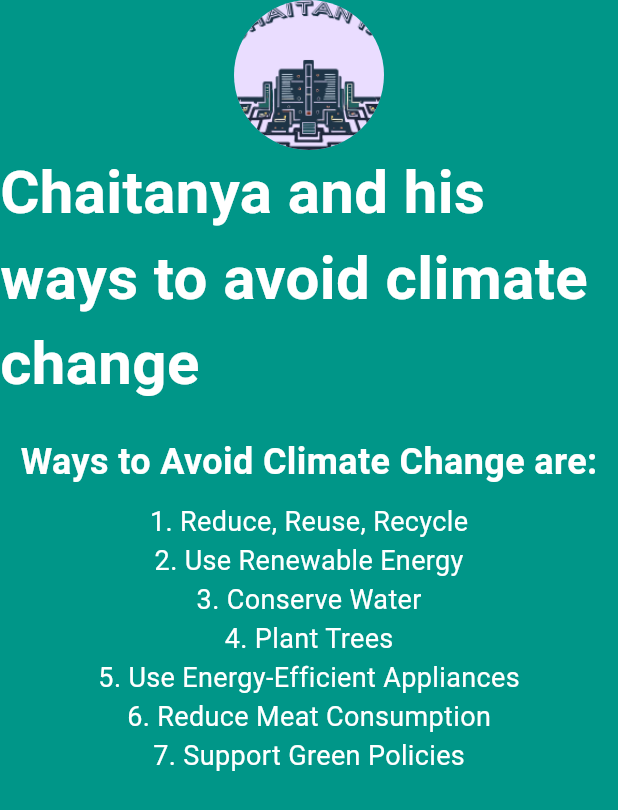
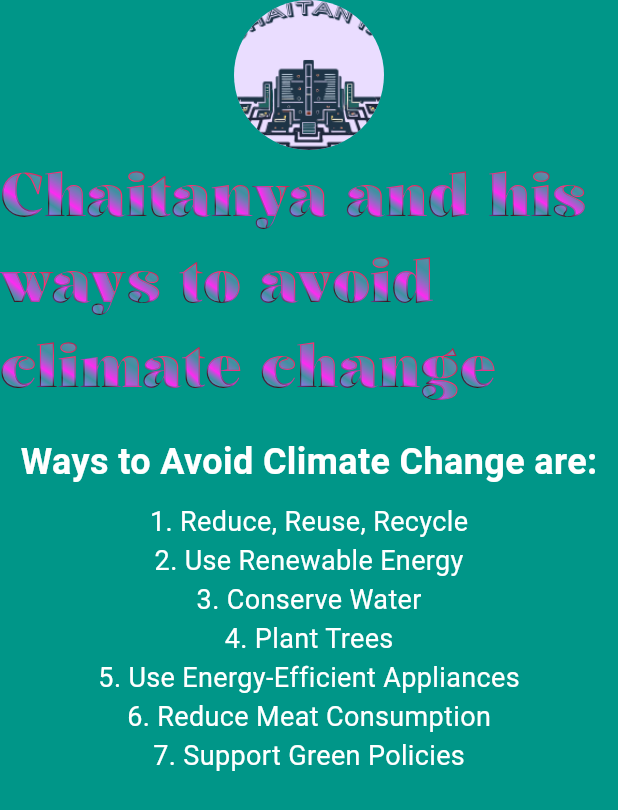
Before and after one commit to chaitanya44444/flutter-project, a Flutter app: the screen it shows after launch, on a phone screen of 412 x 824 dp. Shown: the top 810 px of the screen. Run offline on Flutter 3.47's test engine with Material 3 defaults, Android fonts, the phone set to English and light mode, and no system bars.

Commit message:
added the fonts and stuff

```diff
--- a/lib/main.dart
+++ b/lib/main.dart
@@ -20,6 +20,7 @@ class MyApp extends StatelessWidget {
               Text(
                 'Chaitanya and his ways to avoid climate change',
                 style: TextStyle(
+                  fontFamily: 'KalniaGlaze',
                   fontSize: 40.0,
                   color: Colors.white,
                   fontWeight: FontWeight.bold,
@@ -31,6 +32,7 @@ class MyApp extends StatelessWidget {
               Text(
                 'Ways to Avoid Climate Change are:',
                 style: TextStyle(
+
                   fontSize: 24.0,
                   color: Colors.white,
                   fontWeight: FontWeight.bold,
```
Also changed, not shown: pubspec.yaml (+4 -27 lines), fonts/KalniaGlaze-VariableFont_wdth,wght.ttf (added), 6 other files.
